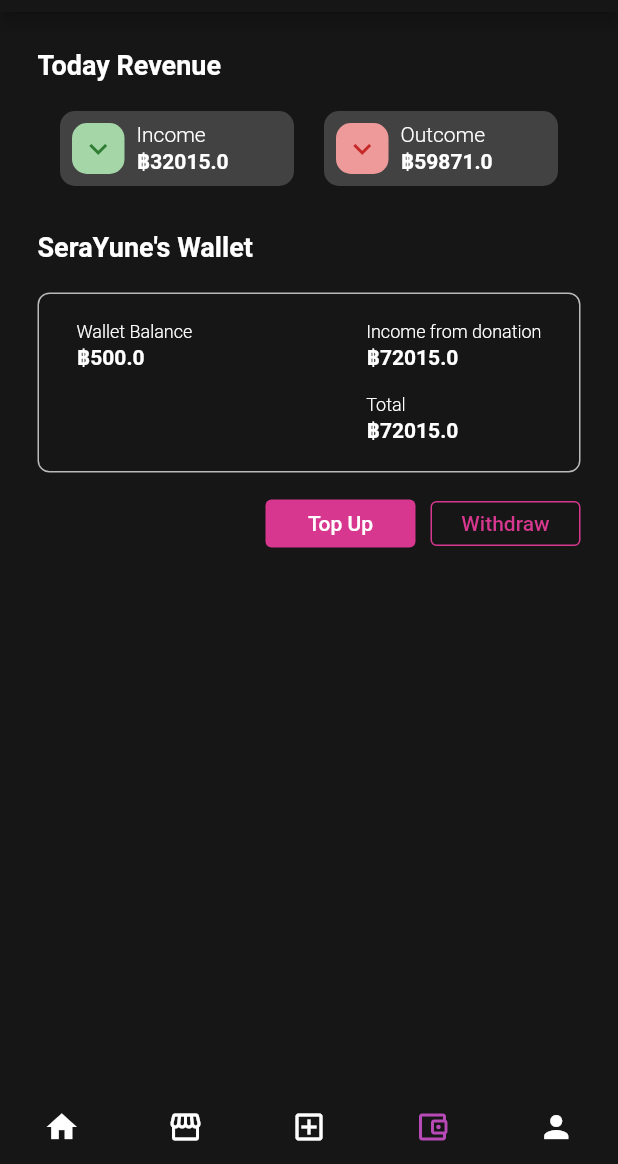
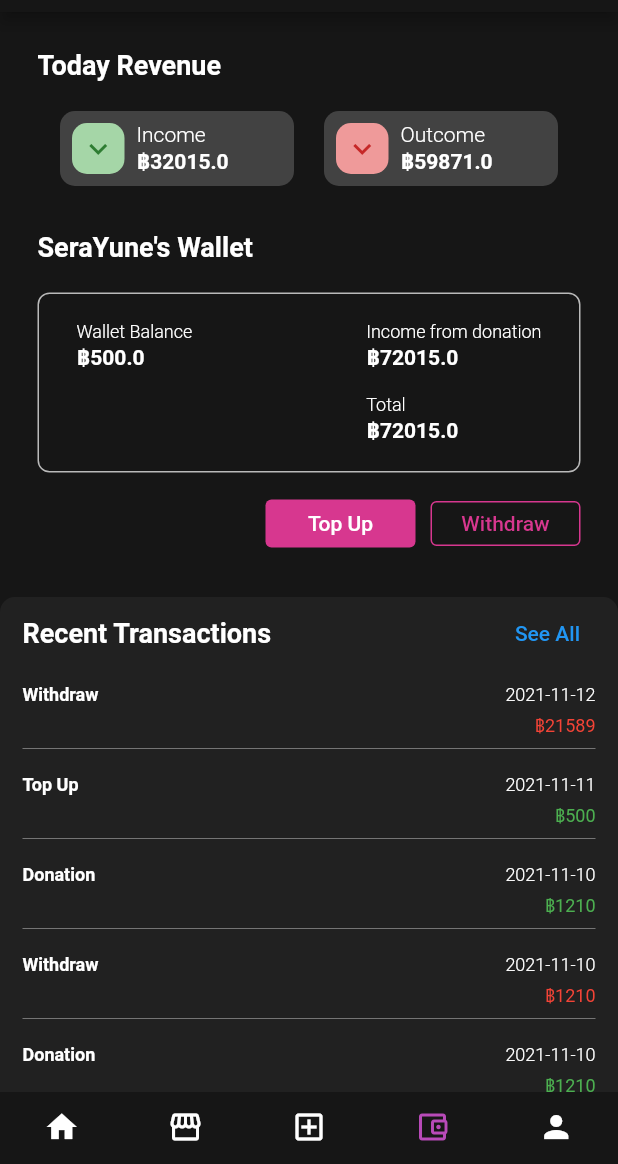
Before and after one commit to boraprae/Palette-Artz, a Flutter app: the screen it shows after launch, item 4 of the bottom bar chosen, on a phone screen of 412 x 824 dp, the part 72-1236 px from its top. Run offline on Flutter 3.47's test engine with Material 2 defaults, Android fonts, the phone set to English and light mode, and no system bars.

Commit message:
walletPage Layout: 100% Function: 50%

```diff
--- a/PaletteArtz/lib/walletPage/walletPage.dart
+++ b/PaletteArtz/lib/walletPage/walletPage.dart
@@ -1,5 +1,4 @@
 import 'package:flutter/material.dart';
-import 'package:paletteartz/artworksPost/postDetail.dart';
 import 'package:paletteartz/constantColor.dart';
 
 class WalletPage extends StatefulWidget {
@@ -17,11 +16,90 @@ class _WalletPageState extends State<WalletPage> {
   double totalIncome = 72015;
   String walletUsername = 'SeraYune';
 
+  List<Map> transactionData = [
+    {"transactionType": "Withdraw", "datetime": "2021-11-12", "amount": 21589},
+    {"transactionType": "Top Up", "datetime": "2021-11-11", "amount": 500},
+    {"transactionType": "Donation", "datetime": "2021-11-10", "amount": 1210},
+    {"transactionType": "Withdraw", "datetime": "2021-11-10", "amount": 1210},
+    {"transactionType": "Donation", "datetime": "2021-11-10", "amount": 1210},
+  ];
+
+  Text _amountTextHandler(Map element) {
+    late TextStyle amountTextStyle;
+
+    if (element['transactionType'] == "Top Up" ||
+        element['transactionType'] == "Donation") {
+      amountTextStyle = TextStyle(
+          color: Colors.green, fontWeight: FontWeight.normal, fontSize: 12);
+    } else {
+      amountTextStyle = TextStyle(
+          color: Colors.red, fontWeight: FontWeight.normal, fontSize: 12);
+    }
+    return Text(
+      '฿${element['amount']}',
+      style: amountTextStyle,
+    );
+  }
+
+  List<Widget> _buildTransaction(List<Map> transactions) {
+    List<Widget> transactionTile = [];
+
+    transactionData.forEach((element) {
+      transactionTile.add(
+        InkWell(
+          splashColor: pinkG,
+          onTap: () {},
+          child: Container(
+            height: 60,
+            child: Column(
+              children: [
+                Row(
+                  mainAxisAlignment: MainAxisAlignment.spaceBetween,
+                  children: [
+                    Text(
+                      '${element['transactionType']}',
+                      style: TextStyle(
+                          color: Colors.white,
+                          fontWeight: FontWeight.bold,
+                          fontSize: 12),
+                    ),
+                    Text(
+                      '${element['datetime']}',
+                      style: TextStyle(
+                          color: Colors.white,
+                          fontWeight: FontWeight.w300,
+                          fontSize: 12),
+                    ),
+                  ],
+                ),
+                SizedBox(
+                  height: 5,
+                ),
+                Row(
+                  mainAxisAlignment: MainAxisAlignment.end,
+                  children: [
+                    _amountTextHandler(element),
+                  ],
+                ),
+                Divider(
+                  color: Colors.grey[600],
+                ),
+              ],
+            ),
+          ),
+        ),
+      );
+    });
+
+    return transactionTile;
+  }
+
   @override
   Widget build(BuildContext context) {
     Size size = MediaQuery.of(context).size;
     return Container(
       color: bgBlack,
+      child: SingleChildScrollView(
         child: Column(
           crossAxisAlignment: CrossAxisAlignment.start,
           children: [
@@ -261,9 +339,7 @@ class _WalletPageState extends State<WalletPage> {
                           minimumSize: Size(100, 30),
                         ),
                         onPressed: () {
-                        setState(() {
-
-                        });
+                          setState(() {});
                         },
                         child: Text(
                           'Top Up',
@@ -285,7 +361,6 @@ class _WalletPageState extends State<WalletPage> {
                         child: Text(
                           'Withdraw',
                           style: TextStyle(
-
                             color: pinkG,
                           ),
                         ),
@@ -295,7 +370,50 @@ class _WalletPageState extends State<WalletPage> {
                 ],
               ),
             ),
+            Container(
+              width: size.width,
+              decoration: BoxDecoration(
+                color: Colors.grey[900],
+                borderRadius: BorderRadius.only(
+                    topLeft: Radius.circular(10),
+                    topRight: Radius.circular(10)),
+              ),
+              child: Padding(
+                padding: const EdgeInsets.symmetric(horizontal: 15),
+                child: Column(
+                  children: [
+                    Row(
+                      mainAxisAlignment: MainAxisAlignment.spaceBetween,
+                      children: [
+                        Text(
+                          'Recent Transactions',
+                          style: TextStyle(
+                              color: Colors.white,
+                              fontWeight: FontWeight.bold,
+                              fontSize: 18),
+                        ),
+                        TextButton(
+                          onPressed: () {},
+                          child: Text(
+                            'See All',
+                          ),
+                        ),
                       ],
+                    ),
+                    SizedBox(
+                      height: 10,
+                    ),
+                    SizedBox(
+                      child: Column(
+                        children: _buildTransaction(transactionData),
+                      ),
+                    ),
+                  ],
+                ),
+              ),
+            )
+          ],
+        ),
       ),
     );
   }
```
Lines whose indentation alone changed are shown as unchanged.
